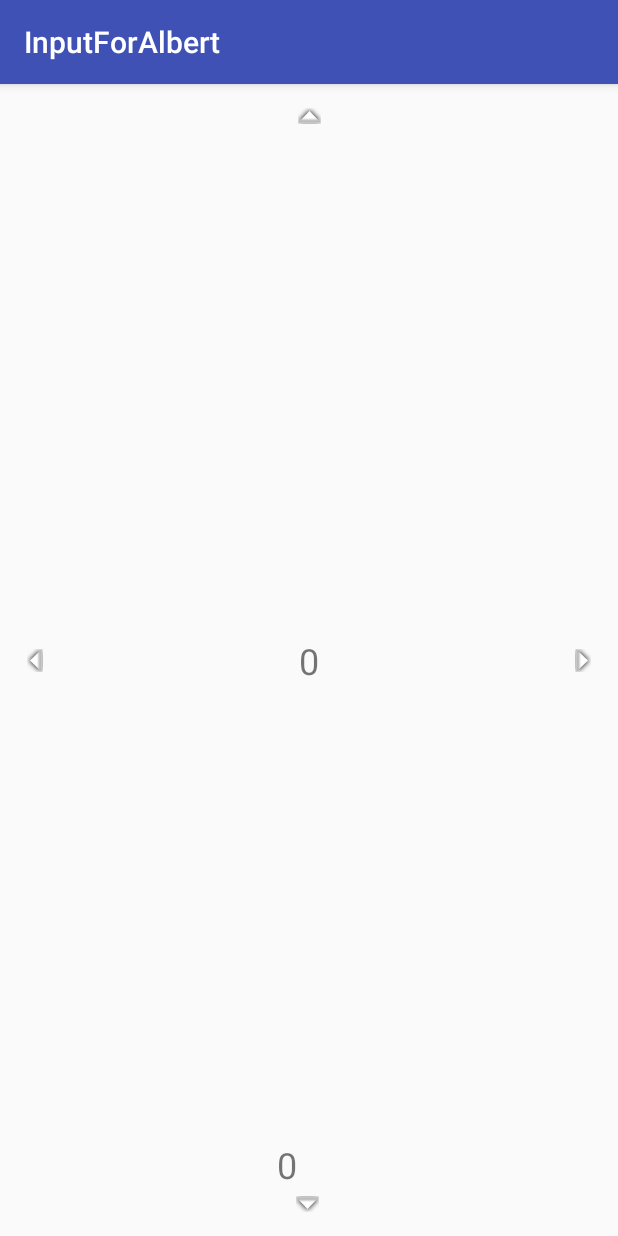
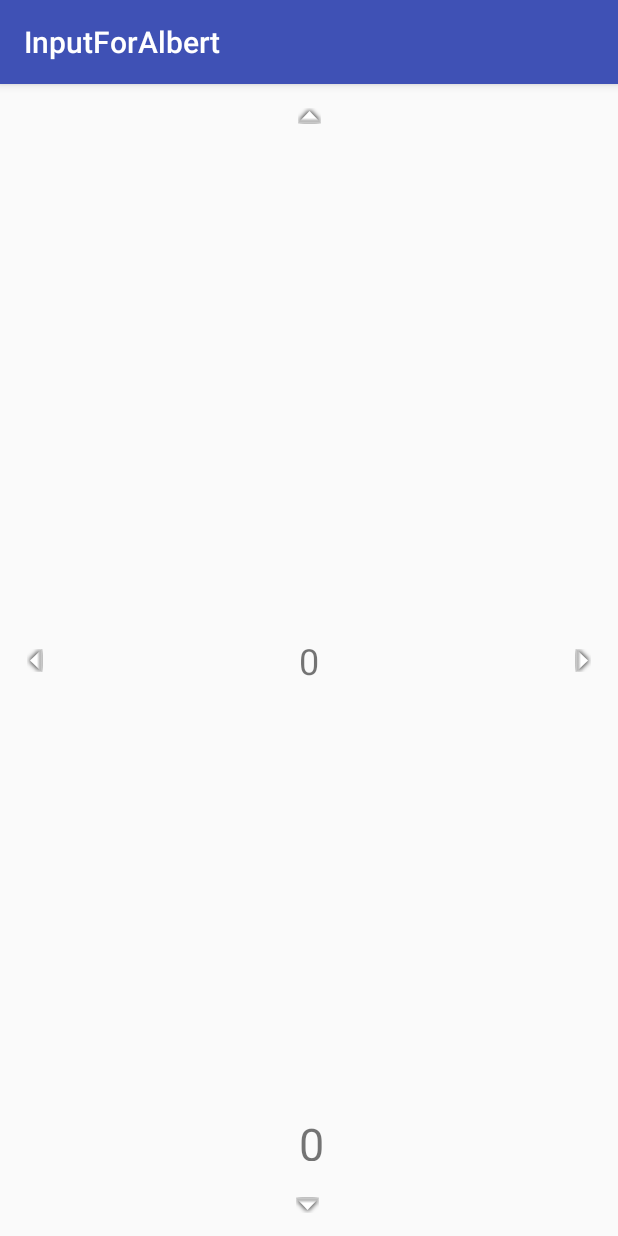
Before and after one commit to vs6063/InputForAlbert, an Android app: the screen it shows after launch (MainActivity), on a phone screen of 412 x 824 dp. Run offline under Robolectric (Android 15) with nearby library versions, the phone set to English and light mode, and no system bars.

Commit message:
added dynamic pin length

```diff
--- a/app/src/main/res/layout/activity_main.xml
+++ b/app/src/main/res/layout/activity_main.xml
@@ -10,13 +10,16 @@
         android:id="@+id/pinView"
         android:layout_width="215dp"
         android:layout_height="32dp"
-        android:layout_marginBottom="32dp"
-        android:layout_marginLeft="84dp"
+        android:layout_marginBottom="50dp"
+        android:layout_marginLeft="8dp"
+        android:layout_marginRight="8dp"
         android:text="@string/pin_digit"
         android:textAlignment="center"
-        android:textSize="24sp"
+        android:textSize="30sp"
         app:layout_constraintBottom_toBottomOf="parent"
+        app:layout_constraintHorizontal_bias="0.509"
         app:layout_constraintLeft_toLeftOf="parent"
+        app:layout_constraintRight_toRightOf="parent"
         tools:text="@string/pin_digit" />
 
     <ImageView
@@ -62,11 +65,13 @@
         android:layout_width="wrap_content"
         android:layout_height="wrap_content"
         app:srcCompat="@android:drawable/arrow_down_float"
-        android:layout_marginBottom="16dp"
+        android:layout_marginBottom="15dp"
         app:layout_constraintLeft_toLeftOf="parent"
         app:layout_constraintBottom_toBottomOf="parent"
         app:layout_constraintRight_toRightOf="parent"
-        app:layout_constraintHorizontal_bias="0.497" />
+        app:layout_constraintHorizontal_bias="0.497"
+        android:layout_marginLeft="8dp"
+        android:layout_marginRight="8dp" />
 
     <TextView
         android:id="@+id/digitView"
```
Also changed, not shown: app/src/main/java/com/example/inputforalbert/MainActivity.java (+19 -18 lines).
